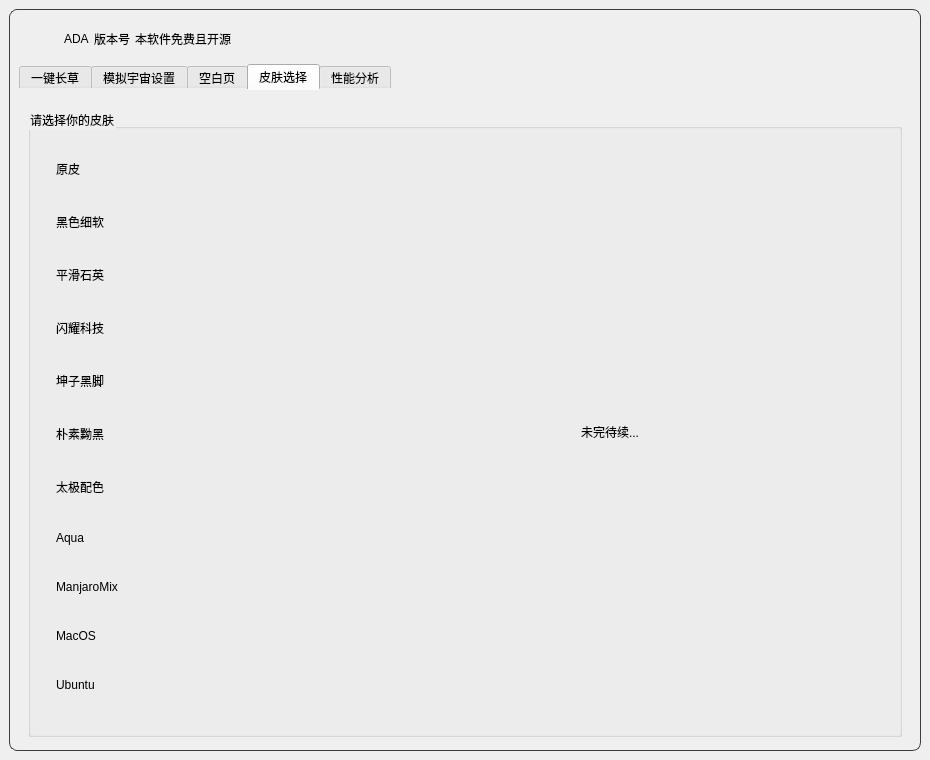
This is ui/ADA.ui in Illusory-moon/Simulated_Scepter as Qt 5 draws it before an edit. The edited form follows.
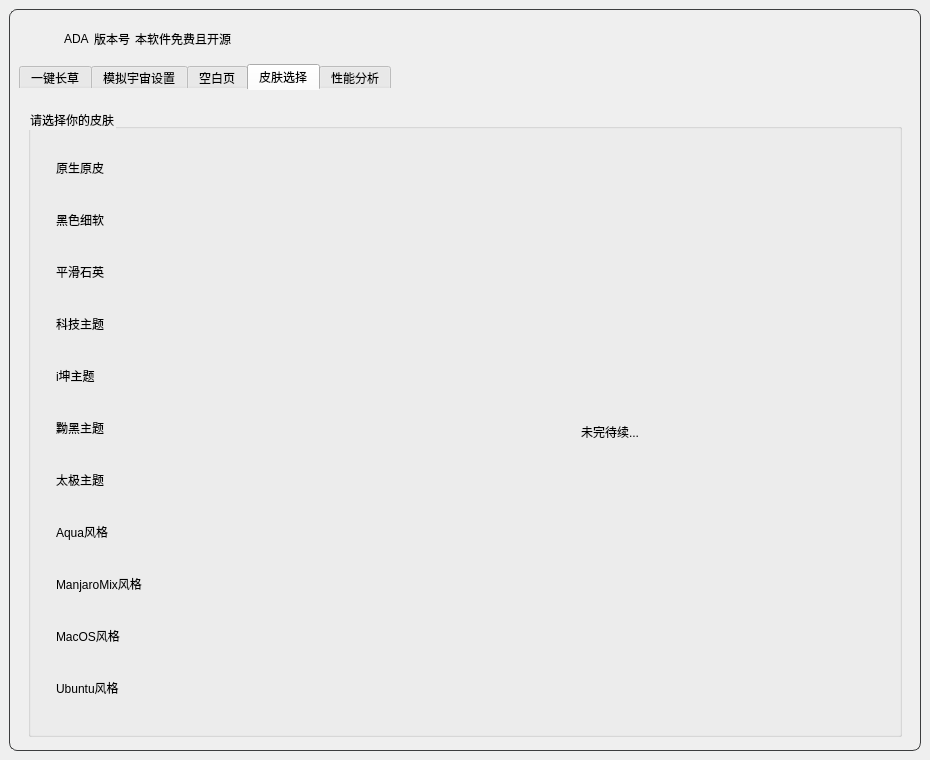
This is the edited form. The open tabs and pages were chosen to show the change. Icons and pictures are not drawn.

What changed in the file:
```diff
--- a/ui/ADA.ui
+++ b/ui/ADA.ui
@@ -1273,7 +1273,7 @@
                       <string>这辈子有了</string>
                      </property>
                      <property name="text">
-                      <string extracomment="这辈子有了！">原皮</string>
+                      <string extracomment="这辈子有了！">原生原皮</string>
                      </property>
                     </widget>
                    </item>
@@ -1294,56 +1294,56 @@
                    <item>
                     <widget class="QRadioButton" name="skin4">
                      <property name="text">
-                      <string>闪耀科技</string>
+                      <string>科技主题</string>
                      </property>
                     </widget>
                    </item>
                    <item>
                     <widget class="QRadioButton" name="skin5">
                      <property name="text">
-                      <string>坤子黑脚</string>
+                      <string>i坤主题</string>
                      </property>
                     </widget>
                    </item>
                    <item>
                     <widget class="QRadioButton" name="skin6">
                      <property name="text">
-                      <string>朴素黝黑</string>
+                      <string>黝黑主题</string>
                      </property>
                     </widget>
                    </item>
                    <item>
                     <widget class="QRadioButton" name="skin7">
                      <property name="text">
-                      <string>太极配色</string>
+                      <string>太极主题</string>
                      </property>
                     </widget>
                    </item>
                    <item>
                     <widget class="QRadioButton" name="skin8">
                      <property name="text">
-                      <string>Aqua</string>
+                      <string>Aqua风格</string>
                      </property>
                     </widget>
                    </item>
                    <item>
                     <widget class="QRadioButton" name="skin9">
                      <property name="text">
-                      <string>ManjaroMix</string>
+                      <string>ManjaroMix风格</string>
                      </property>
                     </widget>
                    </item>
                    <item>
                     <widget class="QRadioButton" name="skin10">
                      <property name="text">
-                      <string>MacOS</string>
+                      <string>MacOS风格</string>
                      </property>
                     </widget>
                    </item>
                    <item>
                     <widget class="QRadioButton" name="skin11">
                      <property name="text">
-                      <string>Ubuntu</string>
+                      <string>Ubuntu风格</string>
                      </property>
                     </widget>
                    </item>
```
Left out of the diff: 4 changed lines with no effect on the pictures.
